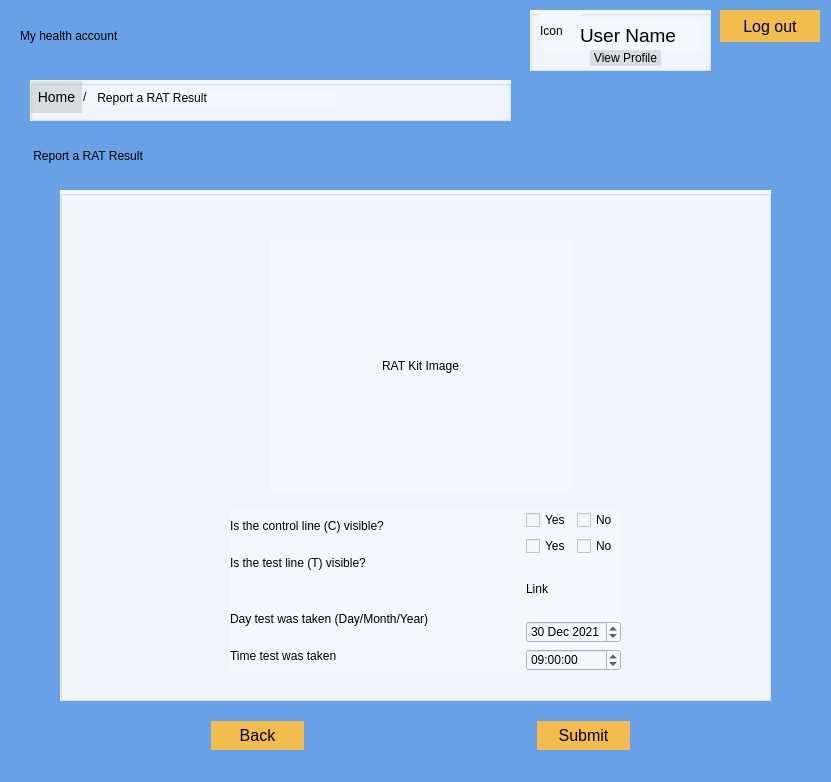
First picture: the form in userreportratresult.ui, repository Darijan444/COV-19-Desktop_App, before the edit.
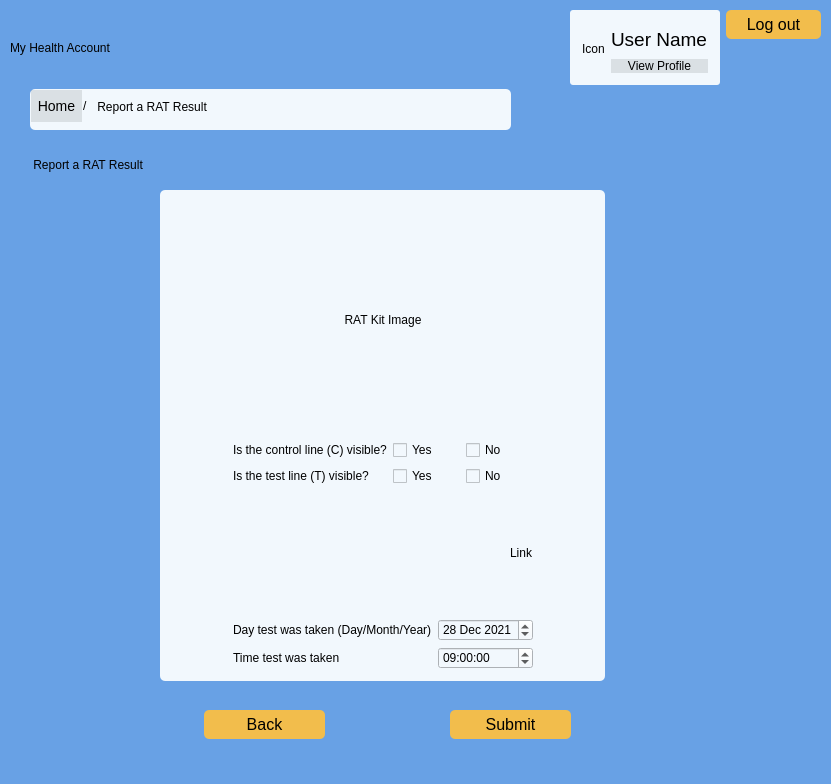
Second picture: the form after the edit.

The edit to the form file:
```diff
--- a/userreportratresult.ui
+++ b/userreportratresult.ui
@@ -7,7 +7,7 @@
     <x>0</x>
     <y>0</y>
     <width>831</width>
-    <height>782</height>
+    <height>784</height>
    </rect>
   </property>
   <property name="windowTitle">
@@ -16,28 +16,11 @@
   <property name="styleSheet">
    <string notr="true">background-color: rgb(104, 161, 229);</string>
   </property>
-  <widget class="QLabel" name="label_6">
-   <property name="geometry">
-    <rect>
-     <x>20</x>
-     <y>10</y>
-     <width>331</width>
-     <height>51</height>
-    </rect>
-   </property>
-   <property name="styleSheet">
-    <string notr="true">font: 24pt &quot;.AppleSystemUIFont&quot;;
-background-color: rgb(104, 161, 229);</string>
-   </property>
-   <property name="text">
-    <string>My health account </string>
-   </property>
-  </widget>
   <widget class="QLabel" name="label_7">
    <property name="geometry">
     <rect>
      <x>30</x>
-     <y>140</y>
+     <y>149</y>
      <width>291</width>
      <height>31</height>
     </rect>
@@ -54,13 +37,16 @@
    <property name="geometry">
     <rect>
      <x>30</x>
-     <y>80</y>
+     <y>89</y>
      <width>481</width>
      <height>41</height>
     </rect>
    </property>
    <property name="styleSheet">
-    <string notr="true">background-color: rgb(242, 248, 253)</string>
+    <string notr="true">QGroupBox { 
+     border-radius: 5px; 
+	background-color: rgb(242, 248, 253);
+ } </string>
    </property>
    <property name="title">
     <string/>
@@ -74,6 +60,9 @@
       <height>16</height>
      </rect>
     </property>
+    <property name="styleSheet">
+     <string notr="true">background-color: rgb(242, 248, 253,0)</string>
+    </property>
     <property name="text">
      <string>/</string>
     </property>
@@ -88,7 +77,7 @@
      </rect>
     </property>
     <property name="styleSheet">
-     <string notr="true">background-color: rgb(242, 248, 253)</string>
+     <string notr="true">background-color: rgb(242, 248, 253, 0)</string>
     </property>
     <property name="text">
      <string> Report a RAT Result</string>
@@ -122,152 +111,29 @@
     </property>
    </widget>
   </widget>
-  <widget class="QGroupBox" name="groupBox_6">
-   <property name="geometry">
-    <rect>
-     <x>530</x>
-     <y>10</y>
-     <width>181</width>
-     <height>61</height>
-    </rect>
-   </property>
-   <property name="styleSheet">
-    <string notr="true">background-color: rgb(242, 248, 253)</string>
-   </property>
-   <property name="title">
-    <string/>
-   </property>
-   <widget class="QLabel" name="labelUserName">
-    <property name="geometry">
-     <rect>
-      <x>50</x>
-      <y>10</y>
-      <width>121</width>
-      <height>31</height>
-     </rect>
-    </property>
-    <property name="font">
-     <font>
-      <family>.AppleSystemUIFont</family>
-      <pointsize>14</pointsize>
-      <italic>false</italic>
-      <bold>false</bold>
-     </font>
-    </property>
-    <property name="styleSheet">
-     <string notr="true">font: 14pt &quot;.AppleSystemUIFont&quot;;
-background-color: rgb(242, 248, 253)</string>
-    </property>
-    <property name="text">
-     <string>User Name</string>
-    </property>
-   </widget>
-   <widget class="QLabel" name="labelIconUser">
-    <property name="geometry">
-     <rect>
-      <x>10</x>
-      <y>0</y>
-      <width>41</width>
-      <height>41</height>
-     </rect>
-    </property>
-    <property name="styleSheet">
-     <string notr="true">background-color: rgb(242, 248, 253)</string>
-    </property>
-    <property name="text">
-     <string>Icon</string>
-    </property>
-   </widget>
-   <widget class="QPushButton" name="pushButtonViewProfile">
-    <property name="geometry">
-     <rect>
-      <x>60</x>
-      <y>40</y>
-      <width>71</width>
-      <height>16</height>
-     </rect>
-    </property>
-    <property name="styleSheet">
-     <string notr="true">QPushButton {
-	background-color: rgb(0, 0, 0,0.1); 
-	border: none; 
-	color: rgb(0, 0, 0); 
-	font: 12px;
-} 
-
-QPushButton:hover { 
-	background-color: rgb(0, 0, 0, 0.1); 
-	border: none; 
-	color: rgb(0, 43, 255); 
-}</string>
-    </property>
-    <property name="text">
-     <string>View Profile</string>
-    </property>
-   </widget>
-  </widget>
-  <widget class="QPushButton" name="pushButtonLogout">
-   <property name="geometry">
-    <rect>
-     <x>720</x>
-     <y>10</y>
-     <width>100</width>
-     <height>32</height>
-    </rect>
-   </property>
-   <property name="styleSheet">
-    <string notr="true">QPushButton {
-
-    background-color: rgb(242, 189, 76); 
-
-    border: none; 
-
-    color: rgb(0, 0, 0); 
-
-    font: 16px;
-
-} 
-
-QPushButton:hover { 
-
-    background-color: rgb(245, 149, 66); 
-
-    border: none; 
-
-    color: rgb(0, 43, 255); 
-
-}</string>
-   </property>
-   <property name="text">
-    <string>Log out</string>
-   </property>
-  </widget>
   <widget class="QGroupBox" name="groupBox">
    <property name="geometry">
     <rect>
-     <x>60</x>
+     <x>160</x>
      <y>190</y>
-     <width>711</width>
-     <height>511</height>
+     <width>445</width>
+     <height>491</height>
     </rect>
    </property>
    <property name="styleSheet">
-    <string notr="true">background-color: rgb(242, 248, 253)</string>
+    <string notr="true">QGroupBox { 
+     border-radius: 5px; 
+	background-color: rgb(242, 248, 253);
+ } </string>
    </property>
    <property name="title">
     <string/>
    </property>
+   <layout class="QGridLayout" name="gridLayout">
+    <item row="0" column="1">
    <widget class="QLabel" name="labelRATKitImage">
-    <property name="geometry">
-     <rect>
-      <x>210</x>
-      <y>50</y>
-      <width>301</width>
-      <height>251</height>
-     </rect>
-    </property>
     <property name="styleSheet">
-     <string notr="true">background-color: rgb(242, 248, 253)</string>
+       <string notr="true">background-color: rgb(242, 248, 253, 0)</string>
     </property>
     <property name="text">
      <string>RAT Kit Image</string>
@@ -276,18 +142,26 @@
      <set>Qt::AlignCenter</set>
     </property>
    </widget>
-   <widget class="QWidget" name="layoutWidget">
-    <property name="geometry">
-     <rect>
-      <x>170</x>
-      <y>320</y>
-      <width>391</width>
-      <height>161</height>
-     </rect>
-    </property>
+    </item>
+    <item row="1" column="0">
+     <spacer name="horizontalSpacer_3">
+      <property name="orientation">
+       <enum>Qt::Horizontal</enum>
+      </property>
+      <property name="sizeHint" stdset="0">
+       <size>
+        <width>38</width>
+        <height>20</height>
+       </size>
+      </property>
+     </spacer>
+    </item>
+    <item row="1" column="1">
+     <layout class="QVBoxLayout" name="verticalLayout_7">
+      <item>
     <layout class="QHBoxLayout" name="horizontalLayout_3">
      <item>
-      <layout class="QVBoxLayout" name="verticalLayout_2">
+         <layout class="QVBoxLayout" name="verticalLayout">
        <item>
         <widget class="QLabel" name="label">
          <property name="styleSheet">
@@ -308,43 +182,10 @@
          </property>
         </widget>
        </item>
-       <item>
-        <spacer name="horizontalSpacer">
-         <property name="orientation">
-          <enum>Qt::Horizontal</enum>
-         </property>
-         <property name="sizeHint" stdset="0">
-          <size>
-           <width>40</width>
-           <height>20</height>
-          </size>
-         </property>
-        </spacer>
-       </item>
-       <item>
-        <widget class="QLabel" name="label_4">
-         <property name="styleSheet">
-          <string notr="true">background-color: rgb(242, 248, 253)</string>
-         </property>
-         <property name="text">
-          <string>Day test was taken (Day/Month/Year)</string>
-         </property>
-        </widget>
-       </item>
-       <item>
-        <widget class="QLabel" name="label_5">
-         <property name="styleSheet">
-          <string notr="true">background-color: rgb(242, 248, 253)</string>
-         </property>
-         <property name="text">
-          <string>Time test was taken</string>
-         </property>
-        </widget>
-       </item>
       </layout>
      </item>
      <item>
-      <layout class="QVBoxLayout" name="verticalLayout">
+         <layout class="QVBoxLayout" name="verticalLayout_2">
        <item>
         <layout class="QHBoxLayout" name="horizontalLayout">
          <item>
@@ -393,6 +234,25 @@
          </item>
         </layout>
        </item>
+         </layout>
+        </item>
+       </layout>
+      </item>
+      <item>
+       <layout class="QHBoxLayout" name="horizontalLayout_6">
+        <item>
+         <spacer name="horizontalSpacer">
+          <property name="orientation">
+           <enum>Qt::Horizontal</enum>
+          </property>
+          <property name="sizeHint" stdset="0">
+           <size>
+            <width>228</width>
+            <height>20</height>
+           </size>
+          </property>
+         </spacer>
+        </item>
        <item>
         <widget class="QLabel" name="labelLink">
          <property name="styleSheet">
@@ -403,6 +263,36 @@
          </property>
         </widget>
        </item>
+       </layout>
+      </item>
+      <item>
+       <layout class="QHBoxLayout" name="horizontalLayout_5">
+        <item>
+         <layout class="QVBoxLayout" name="verticalLayout_3">
+          <item>
+           <widget class="QLabel" name="label_4">
+            <property name="styleSheet">
+             <string notr="true">background-color: rgb(242, 248, 253)</string>
+            </property>
+            <property name="text">
+             <string>Day test was taken (Day/Month/Year)</string>
+            </property>
+           </widget>
+          </item>
+          <item>
+           <widget class="QLabel" name="label_5">
+            <property name="styleSheet">
+             <string notr="true">background-color: rgb(242, 248, 253)</string>
+            </property>
+            <property name="text">
+             <string>Time test was taken</string>
+            </property>
+           </widget>
+          </item>
+         </layout>
+        </item>
+        <item>
+         <layout class="QVBoxLayout" name="verticalLayout_4">
        <item>
         <widget class="QDateEdit" name="dateEdit">
          <property name="styleSheet">
@@ -410,12 +300,12 @@
          </property>
          <property name="dateTime">
           <datetime>
-           <hour>20</hour>
+              <hour>3</hour>
            <minute>0</minute>
            <second>0</second>
            <year>2021</year>
            <month>12</month>
-           <day>30</day>
+              <day>28</day>
           </datetime>
          </property>
         </widget>
@@ -432,7 +322,7 @@
            <second>0</second>
            <year>2021</year>
            <month>12</month>
-           <day>27</day>
+              <day>22</day>
           </datetime>
          </property>
          <property name="time">
@@ -447,28 +337,40 @@
       </layout>
      </item>
     </layout>
-   </widget>
+      </item>
+     </layout>
+    </item>
+    <item row="1" column="2">
+     <spacer name="horizontalSpacer_4">
+      <property name="orientation">
+       <enum>Qt::Horizontal</enum>
+      </property>
+      <property name="sizeHint" stdset="0">
+       <size>
+        <width>38</width>
+        <height>20</height>
+       </size>
+      </property>
+     </spacer>
+    </item>
+   </layout>
   </widget>
   <widget class="QPushButton" name="pushButtonBack">
    <property name="geometry">
     <rect>
-     <x>211</x>
-     <y>721</y>
-     <width>93</width>
+     <x>204</x>
+     <y>710</y>
+     <width>121</width>
      <height>29</height>
     </rect>
    </property>
    <property name="styleSheet">
     <string notr="true">QPushButton {
-
     background-color: rgb(242, 189, 76); 
-
-    border: none; 
-
+    border: none;
+     border-radius: 5px; 
     color: rgb(0, 0, 0); 
-
     font: 16px;
-
 } 
 
 QPushButton:hover { 
@@ -488,23 +390,19 @@
   <widget class="QPushButton" name="pushButtonSubmit">
    <property name="geometry">
     <rect>
-     <x>537</x>
-     <y>721</y>
-     <width>93</width>
+     <x>450</x>
+     <y>710</y>
+     <width>121</width>
      <height>29</height>
     </rect>
    </property>
    <property name="styleSheet">
     <string notr="true">QPushButton {
-
     background-color: rgb(242, 189, 76); 
-
-    border: none; 
-
+    border: none;
+     border-radius: 5px; 
     color: rgb(0, 0, 0); 
-
     font: 16px;
-
 } 
 
 QPushButton:hover { 
@@ -521,6 +419,155 @@
     <string>Submit</string>
    </property>
   </widget>
+  <widget class="QWidget" name="layoutWidget_2">
+   <property name="geometry">
+    <rect>
+     <x>10</x>
+     <y>10</y>
+     <width>811</width>
+     <height>75</height>
+    </rect>
+   </property>
+   <layout class="QHBoxLayout" name="horizontalLayout_4">
+    <item>
+     <widget class="QLabel" name="label_3">
+      <property name="styleSheet">
+       <string notr="true">font: 30pt &quot;.AppleSystemUIFont&quot;;
+background-color: rgb(104, 161, 229);</string>
+      </property>
+      <property name="text">
+       <string>My Health Account </string>
+      </property>
+     </widget>
+    </item>
+    <item>
+     <spacer name="horizontalSpacer_2">
+      <property name="orientation">
+       <enum>Qt::Horizontal</enum>
+      </property>
+      <property name="sizeHint" stdset="0">
+       <size>
+        <width>368</width>
+        <height>20</height>
+       </size>
+      </property>
+     </spacer>
+    </item>
+    <item>
+     <widget class="QGroupBox" name="groupBox_6">
+      <property name="styleSheet">
+       <string notr="true">QGroupBox { 
+     border-radius: 3px; 
+	background-color: rgb(242, 248, 253);
+ } </string>
+      </property>
+      <property name="title">
+       <string/>
+      </property>
+      <layout class="QGridLayout" name="gridLayout_2">
+       <item row="0" column="0">
+        <widget class="QLabel" name="labelIconUser">
+         <property name="styleSheet">
+          <string notr="true">background-color: rgb(242, 248, 253,0)</string>
+         </property>
+         <property name="text">
+          <string>Icon</string>
+         </property>
+        </widget>
+       </item>
+       <item row="0" column="1">
+        <layout class="QVBoxLayout" name="verticalLayout_5">
+         <item>
+          <widget class="QLabel" name="labelUserName">
+           <property name="font">
+            <font>
+             <family>.AppleSystemUIFont</family>
+             <pointsize>14</pointsize>
+             <italic>false</italic>
+             <bold>false</bold>
+            </font>
+           </property>
+           <property name="styleSheet">
+            <string notr="true">font: 14pt &quot;.AppleSystemUIFont&quot;;
+background-color: rgb(242, 248, 253,0)</string>
+           </property>
+           <property name="text">
+            <string>User Name</string>
+           </property>
+          </widget>
+         </item>
+         <item>
+          <widget class="QPushButton" name="pushButtonViewProfile">
+           <property name="layoutDirection">
+            <enum>Qt::LeftToRight</enum>
+           </property>
+           <property name="styleSheet">
+            <string notr="true">QPushButton {
+	background-color: rgb(0, 0, 0,0.1); 
+	border: none; 
+	color: rgb(0, 0, 0); 
+	font: 12px;
+} 
+
+QPushButton:hover { 
+	background-color: rgb(0, 0, 0, 0.1); 
+	border: none; 
+	color: rgb(0, 43, 255); 
+}</string>
+           </property>
+           <property name="text">
+            <string>View Profile</string>
+           </property>
+          </widget>
+         </item>
+        </layout>
+       </item>
+      </layout>
+     </widget>
+    </item>
+    <item>
+     <layout class="QVBoxLayout" name="verticalLayout_6">
+      <item>
+       <widget class="QPushButton" name="pushButtonLogout">
+        <property name="styleSheet">
+         <string notr="true">QPushButton {
+    background-color: rgb(242, 189, 76); 
+    border: none;
+     border-radius: 5px; 
+    color: rgb(0, 0, 0); 
+    font: 16px;
+	padding: 5 20px;
+} 
+
+QPushButton:hover { 
+    background-color: rgb(245, 149, 66); 
+    border: none; 
+    border-radius: 5px; 
+    color: rgb(0, 43, 255); 
+}</string>
+        </property>
+        <property name="text">
+         <string>Log out</string>
+        </property>
+       </widget>
+      </item>
+      <item>
+       <spacer name="verticalSpacer">
+        <property name="orientation">
+         <enum>Qt::Vertical</enum>
+        </property>
+        <property name="sizeHint" stdset="0">
+         <size>
+          <width>20</width>
+          <height>28</height>
+         </size>
+        </property>
+       </spacer>
+      </item>
+     </layout>
+    </item>
+   </layout>
+  </widget>
  </widget>
  <resources/>
  <connections/>
```
Left out of the diff: 12 changed lines with no effect on the pictures. Lines whose indentation alone changed are shown as unchanged.
